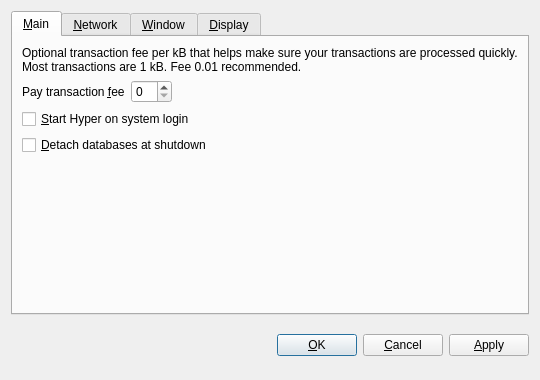
Before: the Qt Designer form src/qt/forms/optionsdialog.ui in Crestington/Hyper, drawn with Qt 5.
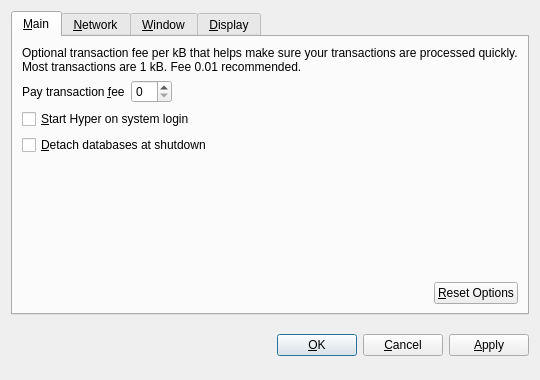
After: the same form once the commit is applied. Custom widgets are drawn as their Qt base class.

The edit to the form file:
```diff
--- a/src/qt/forms/optionsdialog.ui
+++ b/src/qt/forms/optionsdialog.ui
@@ -109,6 +109,36 @@
          </property>
         </spacer>
        </item>
+       <item>
+        <layout class="QHBoxLayout" name="horizontalLayout_2_Main">
+         <item>
+          <spacer name="horizontalSpacer_2_Main">
+           <property name="orientation">
+            <enum>Qt::Horizontal</enum>
+           </property>
+           <property name="sizeHint" stdset="0">
+            <size>
+             <width>40</width>
+             <height>20</height>
+            </size>
+           </property>
+          </spacer>
+         </item>
+         <item>
+          <widget class="QPushButton" name="resetButton">
+           <property name="toolTip">
+            <string>Reset all client options to default.</string>
+           </property>
+           <property name="text">
+            <string>&amp;Reset Options</string>
+           </property>
+           <property name="autoDefault">
+            <bool>false</bool>
+           </property>
+          </widget>
+         </item>
+        </layout>
+       </item>
       </layout>
      </widget>
      <widget class="QWidget" name="tabNetwork">
```
